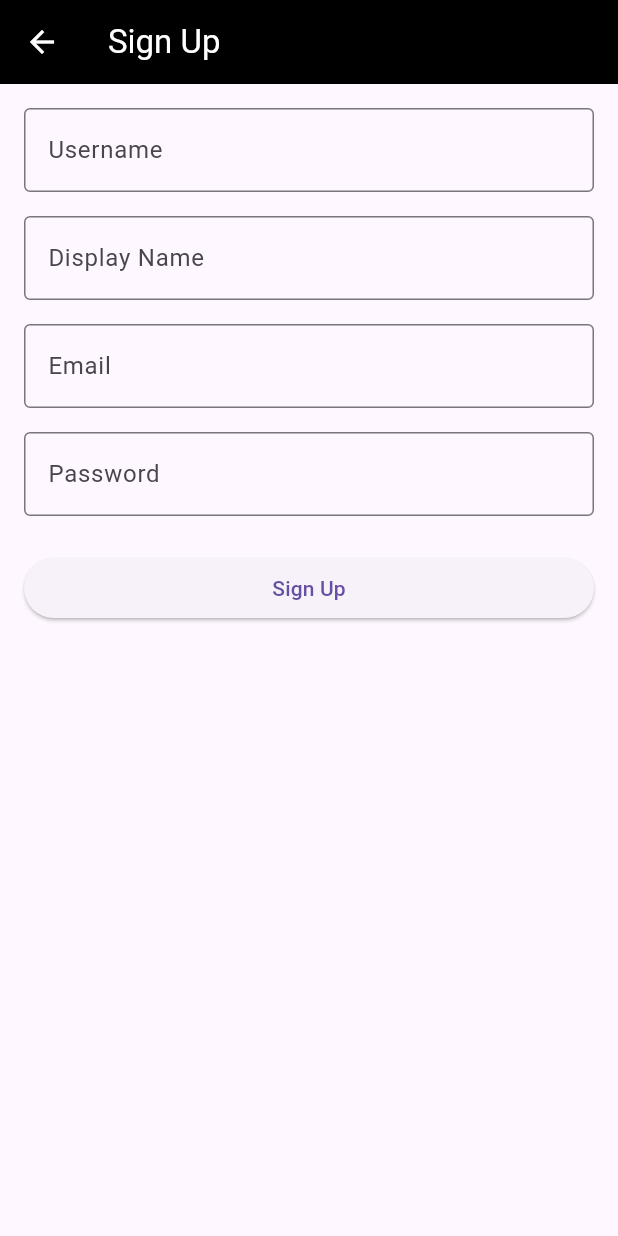
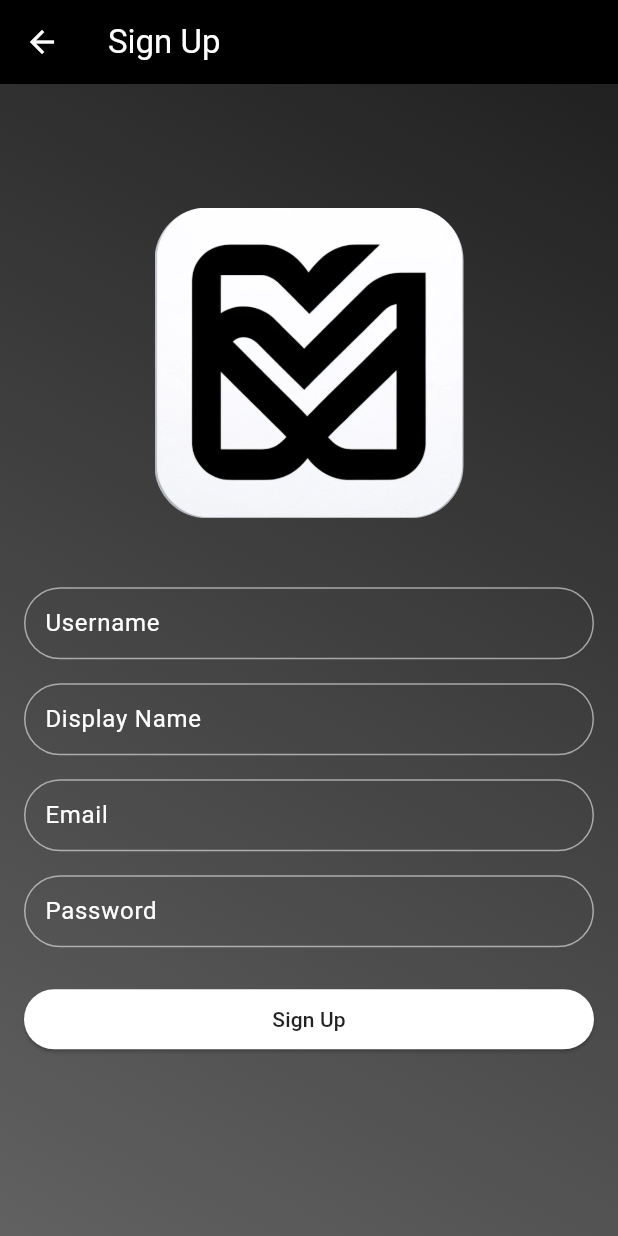
Before and after one commit to akifatakan/checkbox-mobile-app, a Flutter app: the screen it shows after launch, after a tap on "Sign Up", on a phone screen of 412 x 824 dp. Run offline on Flutter 3.47's test engine with Material 3 defaults, Android fonts, the phone set to English and light mode, and no system bars; our stand-ins replace cloud_firestore, firebase_auth, firebase_core, font_awesome_flutter, get, google_sign_in and 1 more; accounts and stored records are empty.

Commit message:
login cache added, auth screens updated, some widgets extracted

```diff
--- a/lib/main.dart
+++ b/lib/main.dart
@@ -2,6 +2,8 @@ import 'package:CheckBox/firebase_options.dart';
 import 'package:CheckBox/routes/app_pages.dart';
 import 'package:CheckBox/routes/routes.dart';
 import 'package:CheckBox/src/controller/controller.dart';
+import 'package:CheckBox/src/models/models.dart';
+import 'package:CheckBox/src/utils/login_cache.dart';
 import 'package:firebase_core/firebase_core.dart';
 import 'package:flutter/material.dart';
 import 'package:get/get.dart';
@@ -11,7 +13,12 @@ Future main() async {
   await Firebase.initializeApp(options: DefaultFirebaseOptions.currentPlatform);
 
   Get.put(WelcomeScreenController());
-  Get.put(UserController());
+  UserController userController = Get.put(UserController());
+
+  UserModel? savedUser = await LoginCache.getUserData();
+  userController.saveUserData(savedUser);
+  userController.checkCachedLogin();
+
   runApp(const MyApp());
 }
 
--- /dev/null
+++ b/lib/src/commons/auth_input_decoration.dart
@@ -0,0 +1,27 @@
+import 'package:flutter/material.dart';
+
+class AuthInputDecoration {
+  static InputDecoration getDecoration({required String labelText}) {
+    return InputDecoration(
+      labelText: labelText,
+      labelStyle: TextStyle(color: Colors.white),
+      enabledBorder: OutlineInputBorder(
+        borderRadius: BorderRadius.circular(30),
+        borderSide: BorderSide(color: Colors.white54),
+      ),
+      focusedBorder: OutlineInputBorder(
+        borderRadius: BorderRadius.circular(30),
+        borderSide: BorderSide(color: Colors.white),
+      ),
+      errorBorder: OutlineInputBorder(
+        borderRadius: BorderRadius.circular(30),
+        borderSide: BorderSide(color: Colors.red),
+      ),
+      focusedErrorBorder: OutlineInputBorder(
+        borderRadius: BorderRadius.circular(30),
+        borderSide: BorderSide(color: Colors.red),
+      ),
+      contentPadding: EdgeInsets.symmetric(vertical: 10.0, horizontal: 10.0),
+    );
+  }
+}
--- /dev/null
+++ b/lib/src/commons/commons.dart
@@ -0,0 +1 @@
+export 'auth_input_decoration.dart';
--- a/lib/src/controller/user_controller.dart
+++ b/lib/src/controller/user_controller.dart
@@ -1,3 +1,4 @@
+import 'package:CheckBox/src/utils/login_cache.dart';
 import 'package:firebase_auth/firebase_auth.dart';
 import 'package:get/get.dart';
 
@@ -23,6 +24,7 @@ class UserController extends GetxController {
       // Fetch user details and set them to 'user' observable
       user.value = await _userServices.getUserById(_user.uid);
       _welcomeController.startTimer();
+      await LoginCache.saveUserData(user.value!);
     } else {
       isUserSignedIn.value = false;
     }
@@ -43,6 +45,7 @@ class UserController extends GetxController {
       _welcomeController.startTimer();
       isUserSignedIn.value = true;
       user.value = newUser; // Set the created user to the 'user' observable
+      await LoginCache.saveUserData(user.value!);
     } else {
       isUserSignedIn.value = false;
       print('Error occurred');
@@ -53,6 +56,7 @@ class UserController extends GetxController {
     await _authService.signOut();
     isUserSignedIn.value = false;
     user.value = null;
+    await LoginCache.clearUserData();
   }
 
   Future<void> signInWithGoogle() async {
@@ -70,9 +74,28 @@ class UserController extends GetxController {
       _welcomeController.startTimer();
       isUserSignedIn.value = true;
       user.value = newUser;
+      await LoginCache.saveUserData(user.value!);
     } else {
       isUserSignedIn.value = false;
       print('Error occurred');
     }
   }
+
+  void saveUserData(UserModel? userModel) {
+    if (userModel != null) {
+      isUserSignedIn.value = true;
+    } else {
+      isUserSignedIn.value = false;
+    }
+    user.value = userModel;
+  }
+
+  Future<void> checkCachedLogin() async {
+    UserModel? cachedUser = await LoginCache.getUserData();
+    if (cachedUser != null) {
+      user.value = cachedUser;
+      isUserSignedIn.value = true;
+      _welcomeController.startTimer(); // Start the timer
+    }
+  }
 }
--- a/lib/src/models/user.dart
+++ b/lib/src/models/user.dart
@@ -24,12 +24,12 @@ class UserModel {
   }
 
   // Creates a User object from a map (JSON).
-  factory UserModel.fromMap(Map<String, dynamic> map) {
+  factory UserModel.fromJson(Map<String, dynamic> json) {
     return UserModel(
-      id: map['id'] ?? '',
-      email: map['email'] ?? '',
-      username: map['username'] ?? '',
-      displayName: map['displayName'] ?? '',
+      id: json['id'] ?? '',
+      email: json['email'] ?? '',
+      username: json['username'] ?? '',
+      displayName: json['displayName'] ?? '',
     );
   }
 
--- a/lib/src/screens/signin_screen.dart
+++ b/lib/src/screens/signin_screen.dart
@@ -14,9 +14,10 @@ class SignInScreen extends StatelessWidget {
       appBar: CustomAppBar(
         title: 'Sign In',
       ),
-      body: Padding(
-        padding: const EdgeInsets.all(16.0),
-        child: SignInForm(userController: userController),
+      body: AuthBody(
+        form: SignInForm(
+          userController: userController,
+        ),
       ),
     );
   }
--- a/lib/src/screens/signup_screen.dart
+++ b/lib/src/screens/signup_screen.dart
@@ -14,9 +14,10 @@ class SignUpScreen extends StatelessWidget {
       appBar: CustomAppBar(
         title: 'Sign Up',
       ),
-      body: Padding(
-        padding: const EdgeInsets.all(16.0),
-        child: SignUpForm(userController: userController),
+      body: AuthBody(
+        form: SignUpForm(
+          userController: userController,
+        ),
       ),
     );
   }
--- /dev/null
+++ b/lib/src/utils/login_cache.dart
@@ -0,0 +1,39 @@
+import 'dart:convert';
+
+import 'package:shared_preferences/shared_preferences.dart';
+
+import '../models/models.dart';
+
+class LoginCache {
+  static const _userKey = 'user_data';
+  static const _timestampKey = 'user_timestamp';
+
+  static Future<void> saveUserData(UserModel user) async {
+    final prefs = await SharedPreferences.getInstance();
+    String userJson = json.encode(user.toJson());
+    await prefs.setString(_userKey, userJson);
+    await prefs.setInt(_timestampKey, DateTime.now().millisecondsSinceEpoch);
+  }
+
+  static Future<UserModel?> getUserData() async {
+    final prefs = await SharedPreferences.getInstance();
+    final userTimestamp = prefs.getInt(_timestampKey);
+    if (userTimestamp != null) {
+      final currentTime = DateTime.now().millisecondsSinceEpoch;
+      final cacheDuration = Duration(days: 7); // Or Duration(days: 1) for 1 day
+      if (currentTime - userTimestamp < cacheDuration.inMilliseconds) {
+        String? userJson = prefs.getString(_userKey);
+        if (userJson != null) {
+          return UserModel.fromJson(json.decode(userJson));
+        }
+      }
+    }
+    return null;
+  }
+
+  static Future<void> clearUserData() async {
+    final prefs = await SharedPreferences.getInstance();
+    await prefs.remove(_userKey);
+    await prefs.remove(_timestampKey);
+  }
+}
--- /dev/null
+++ b/lib/src/widgets/auth_body.dart
@@ -0,0 +1,48 @@
+import 'package:flutter/material.dart';
+
+class AuthBody extends StatelessWidget {
+  const AuthBody({Key? key, required this.form, this.topEmptyRatio = 0.1})
+      : super(key: key);
+  final Widget form;
+  final double topEmptyRatio;
+  @override
+  Widget build(BuildContext context) {
+    return Stack(
+      children: [
+        Container(
+          decoration: BoxDecoration(
+            gradient: LinearGradient(
+              begin: Alignment.topRight,
+              end: Alignment.bottomLeft,
+              colors: [
+                Colors.grey.shade900,
+                Colors.grey.shade800,
+                Colors.grey.shade700,
+              ],
+            ),
+          ),
+        ),
+        SingleChildScrollView(
+          child: Column(
+            children: [
+              SizedBox(
+                  height: MediaQuery.of(context).size.height * topEmptyRatio),
+              ClipRRect(
+                borderRadius: BorderRadius.circular(35),
+                child: Image.asset(
+                  'lib/assets/checkbox_logo.png', // Your logo here
+                  width: MediaQuery.of(context).size.width * 0.5,
+                ),
+              ),
+              SizedBox(height: 30),
+              Padding(
+                padding: const EdgeInsets.all(16.0),
+                child: form,
+              ),
+            ],
+          ),
+        ),
+      ],
+    );
+  }
+}
--- /dev/null
+++ b/lib/src/widgets/auth_button.dart
@@ -0,0 +1,21 @@
+import 'package:flutter/material.dart';
+
+class AuthButton extends StatelessWidget {
+  const AuthButton({Key? key, required this.onPressed, required this.label})
+      : super(key: key);
+  final VoidCallback onPressed;
+  final String label;
+  final Color backgroundColor = Colors.white;
+  final Color foregroundColor = Colors.black87;
+  @override
+  Widget build(BuildContext context) {
+    return ElevatedButton(
+      onPressed: onPressed,
+      style: ElevatedButton.styleFrom(
+        backgroundColor: backgroundColor, // Button background color
+        foregroundColor: foregroundColor, // Button text color
+      ),
+      child: Text(label),
+    );
+  }
+}
--- a/lib/src/widgets/sign_in_form.dart
+++ b/lib/src/widgets/sign_in_form.dart
@@ -1,3 +1,5 @@
+import 'package:CheckBox/src/commons/commons.dart';
+import 'package:CheckBox/src/widgets/widgets.dart';
 import 'package:flutter/material.dart';
 import 'package:get/get.dart';
 
@@ -22,7 +24,8 @@ class SignInForm extends StatelessWidget {
         if (userController.isUserSignedIn.value) {
           Get.offAllNamed(Routes.welcome);
         } else {
-          print('Error happened');
+          Get.snackbar('Error', 'Sign in failed',
+              snackPosition: SnackPosition.BOTTOM);
         }
       }
     }
@@ -34,10 +37,7 @@ class SignInForm extends StatelessWidget {
         children: <Widget>[
           const SizedBox(height: 16.0),
           TextFormField(
-            decoration: const InputDecoration(
-              labelText: 'Email',
-              border: OutlineInputBorder(),
-            ),
+            decoration: AuthInputDecoration.getDecoration(labelText: 'Email'),
             keyboardType: TextInputType.emailAddress,
             onSaved: (value) => _email = value ?? '',
             validator: (value) {
@@ -46,13 +46,12 @@ class SignInForm extends StatelessWidget {
               }
               return null;
             },
+            style: TextStyle(color: Colors.white),
           ),
           const SizedBox(height: 16.0),
           TextFormField(
-            decoration: const InputDecoration(
-              labelText: 'Password',
-              border: OutlineInputBorder(),
-            ),
+            decoration:
+                AuthInputDecoration.getDecoration(labelText: 'Password'),
             obscureText: true,
             onSaved: (value) => _password = value ?? '',
             validator: (value) {
@@ -61,12 +60,10 @@ class SignInForm extends StatelessWidget {
               }
               return null;
             },
+            style: TextStyle(color: Colors.white),
           ),
           const SizedBox(height: 24.0),
-          ElevatedButton(
-            onPressed: submitForm,
-            child: const Text('Sign In'),
-          ),
+          AuthButton(onPressed: submitForm, label: 'Sign In')
         ],
       ),
     );
--- a/lib/src/widgets/sign_up_form.dart
+++ b/lib/src/widgets/sign_up_form.dart
@@ -1,7 +1,9 @@
+import 'package:CheckBox/src/widgets/widgets.dart';
 import 'package:flutter/material.dart';
 import 'package:get/get.dart';
 
 import '../../routes/routes.dart';
+import '../commons/commons.dart';
 import '../controller/controller.dart';
 
 class SignUpForm extends StatelessWidget {
@@ -36,10 +38,8 @@ class SignUpForm extends StatelessWidget {
         crossAxisAlignment: CrossAxisAlignment.stretch,
         children: <Widget>[
           TextFormField(
-            decoration: const InputDecoration(
-              labelText: 'Username',
-              border: OutlineInputBorder(),
-            ),
+            decoration:
+                AuthInputDecoration.getDecoration(labelText: 'Username'),
             onSaved: (value) => _username = value ?? '',
             validator: (value) {
               if (value == null || value.isEmpty) {
@@ -47,13 +47,12 @@ class SignUpForm extends StatelessWidget {
               }
               return null;
             },
+            style: TextStyle(color: Colors.white),
           ),
           const SizedBox(height: 16.0),
           TextFormField(
-            decoration: const InputDecoration(
-              labelText: 'Display Name',
-              border: OutlineInputBorder(),
-            ),
+            decoration:
+                AuthInputDecoration.getDecoration(labelText: 'Display Name'),
             onSaved: (value) => _displayName = value ?? '',
             validator: (value) {
               if (value == null || value.isEmpty) {
@@ -61,13 +60,11 @@ class SignUpForm extends StatelessWidget {
               }
               return null;
             },
+            style: TextStyle(color: Colors.white),
           ),
           const SizedBox(height: 16.0),
           TextFormField(
-            decoration: const InputDecoration(
-              labelText: 'Email',
-              border: OutlineInputBorder(),
-            ),
+            decoration: AuthInputDecoration.getDecoration(labelText: 'Email'),
             keyboardType: TextInputType.emailAddress,
             onSaved: (value) => _email = value ?? '',
             validator: (value) {
@@ -76,13 +73,12 @@ class SignUpForm extends StatelessWidget {
               }
               return null;
             },
+            style: TextStyle(color: Colors.white),
           ),
           const SizedBox(height: 16.0),
           TextFormField(
-            decoration: const InputDecoration(
-              labelText: 'Password',
-              border: OutlineInputBorder(),
-            ),
+            decoration:
+                AuthInputDecoration.getDecoration(labelText: 'Password'),
             obscureText: true,
             onSaved: (value) => _password = value ?? '',
             validator: (value) {
@@ -91,12 +87,10 @@ class SignUpForm extends StatelessWidget {
               }
               return null;
             },
+            style: TextStyle(color: Colors.white),
           ),
           const SizedBox(height: 24.0),
-          ElevatedButton(
-            onPressed: submitForm,
-            child: const Text('Sign Up'),
-          ),
+          AuthButton(onPressed: submitForm, label: 'Sign Up')
         ],
       ),
     );
--- a/lib/src/widgets/widgets.dart
+++ b/lib/src/widgets/widgets.dart
@@ -1,3 +1,5 @@
+export 'auth_body.dart';
+export 'auth_button.dart';
 export 'custom_app_bar.dart';
 export 'or_divider.dart';
 export 'sign_in_form.dart';
--- a/pubspec.yaml
+++ b/pubspec.yaml
@@ -36,6 +36,7 @@ dependencies:
   firebase_storage: ^11.6.0
   google_sign_in: ^6.2.1
   font_awesome_flutter: ^10.6.0
+  shared_preferences: ^2.2.2
   # The following adds the Cupertino Icons font to your application.
   # Use with the CupertinoIcons class for iOS style icons.
   cupertino_icons: ^1.0.6
```
Also changed, not shown: pubspec.lock, 1 other file.
